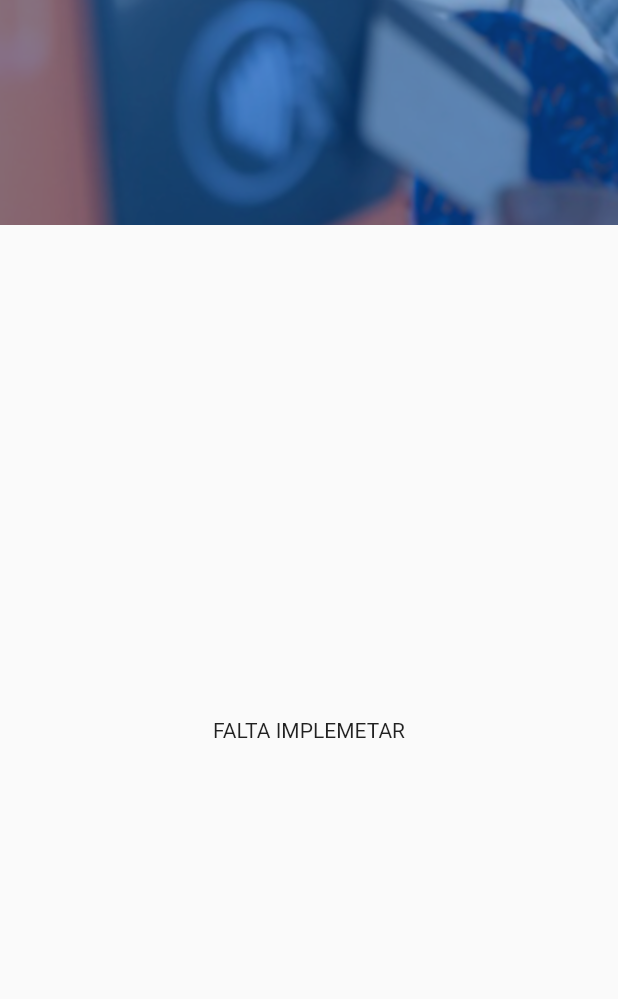
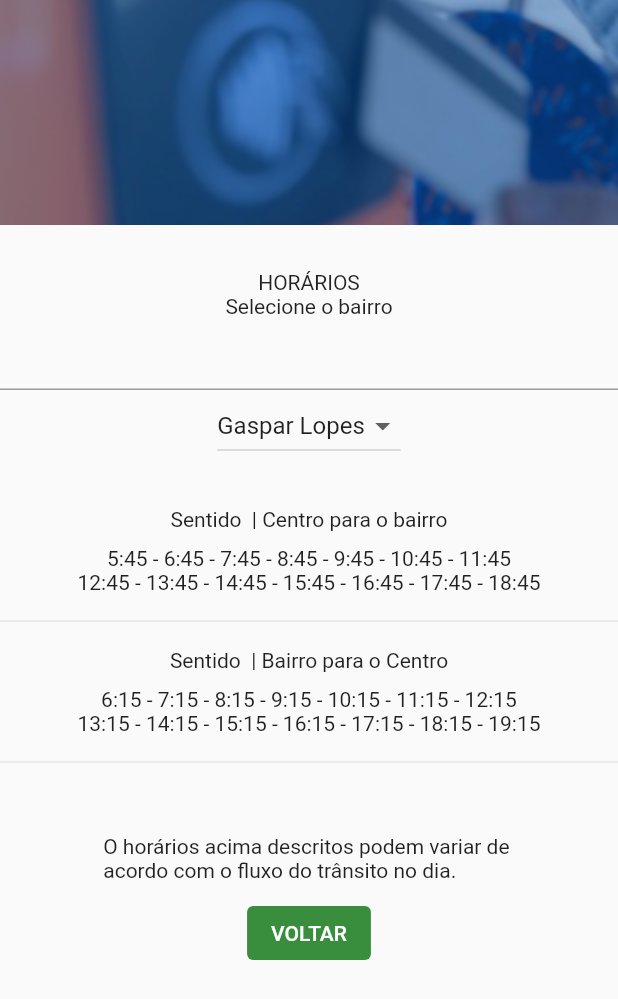
Before and after one commit to davideustaquio/bilhete_eletronico, a Flutter app: the HorarioPage screen opened directly, on a phone screen of 412 x 824 dp. Shown: the top 999 px of the screen. Run offline on Flutter 3.47's test engine with Material 2 defaults, Android fonts, the phone set to English and light mode, and no system bars; our stand-ins replace cloud_firestore, firebase_auth, firebase_core, shared_preferences; accounts and stored records are empty.

Commit message:
Commit Horario
#Cliente/cartão gravado no _bd
#page horario

```diff
--- a/lib/main.dart
+++ b/lib/main.dart
@@ -1,4 +1,4 @@
-import 'package:bilhete_eletronico/providers/cartao_models.dart';
+import 'package:bilhete_eletronico/providers/cliente_model.dart';
 import 'package:bilhete_eletronico/screens/cliente_page.dart';
 import 'package:bilhete_eletronico/screens/home_page.dart';
 import 'package:bilhete_eletronico/screens/horario_page.dart';
@@ -29,7 +29,7 @@ class MyApp extends StatelessWidget {
         StreamProvider(create: (context) => firestoreservice.getClientes()),
       ],
       child: MaterialApp(
-       debugShowCheckedModeBanner: false,
+        debugShowCheckedModeBanner: false,
         title: 'Bilhete Eletrônico Alfenas',
         home: HomePage(),
       ),
--- a/lib/models/cartao.dart
+++ b/lib/models/cartao.dart
@@ -1,4 +1,4 @@
-//import 'package:bilhete_eletronico/models/cliente.dart';
+/* //import 'package:bilhete_eletronico/models/cliente.dart';
 
 class Cartao {
   final String cartaoId;
@@ -16,3 +16,4 @@ class Cartao {
         saldo = firestoredocument['saldo'],
         clienteID = firestoredocument['clienteID'];
 }
+ */
--- a/lib/models/cliente.dart
+++ b/lib/models/cliente.dart
@@ -4,8 +4,8 @@ class Cliente {
   final String nome;
   final String email;
   final int celular;
-  final String senha;
-  final int cartaoID;
+  //final String senha;
+  final int numerocartao;
   final double saldo;
 
   Cliente(
@@ -14,19 +14,19 @@ class Cliente {
       this.nome,
       this.email,
       this.celular,
-      this.senha,
-      this.cartaoID,
+      //this.senha,
+      this.numerocartao,
       this.saldo});
 
   Map<String, dynamic> toMap() {
     return {
-      'clienteCPF': clienteID,
+      'clienteID': clienteID,
       'cpf': cpf,
       'nome': nome,
       'email': email,
       'celular': celular,
-      'senha': senha,
-      'cartaoID': cartaoID,
+      //'senha': senha,
+      'numerocartao': numerocartao,
       'saldo': saldo
     };
   }
@@ -37,7 +37,7 @@ class Cliente {
         nome = firestoredocument['nome'],
         email = firestoredocument['email'],
         celular = firestoredocument['celular'],
-        senha = firestoredocument['senha'],
-        cartaoID = firestoredocument['cartaoID'],
+       // senha = firestoredocument['senha'],
+        numerocartao = firestoredocument['numerocartao'],
         saldo = firestoredocument['saldo'];
 }
--- a/lib/screens/horario_page.dart
+++ b/lib/screens/horario_page.dart
@@ -7,17 +7,90 @@ class HorarioPage extends StatefulWidget {
 }
 
 class _HorarioPageState extends State<HorarioPage> {
+  String nomeBairro = "";
+  var _bairros = ['Gaspar Lopes', 'Jd. Alvorada', 'Itaparica', 'Pinheirinho'];
+  var _itemSelecionado = 'Gaspar Lopes';
+
   @override
   Widget build(BuildContext context) {
     return Scaffold(
       appBar: AppBarUserWidgets(),
-      body: Center(
-        child: Column(mainAxisAlignment: MainAxisAlignment.center, children: [
+      body: criaDropDownButton(),
+    );
+  }
+
+  criaDropDownButton() {
+    return Container(
+      padding: const EdgeInsets.only(top: 30),
+      child: Column(
+        children: <Widget>[
+          Text("HORÁRIOS"),
+          Text("Selecione o bairro"),
+          TextField(
+            onSubmitted: (String userInput) {
+              setState(() {
+                debugPrint('chamei setState');
+                nomeBairro = userInput;
+              });
+            },
+          ),
+          DropdownButton<String>(
+            items: _bairros.map((String dropDownStringItem) {
+              return DropdownMenuItem<String>(
+                value: dropDownStringItem,
+                child: Text(dropDownStringItem),
+              );
+            }).toList(),
+            onChanged: (String novoItemSelecionado) {
+              _dropDownItemSelected(novoItemSelecionado);
+              setState(() {
+                this._itemSelecionado = novoItemSelecionado;
+              });
+            },
+            value: _itemSelecionado,
+          ),
+          if (_itemSelecionado == 'Gaspar Lopes')
+            // {
+            SizedBox(height: 30),
+          Text('Sentido  | Centro para o bairro'),
+          SizedBox(height: 10),
+          Text('5:45 - 6:45 - 7:45 - 8:45 - 9:45 - 10:45 - 11:45'),
+          Text('12:45 - 13:45 - 14:45 - 15:45 - 16:45 - 17:45 - 18:45'),
+          SizedBox(height: 10),
+          Divider(),
+          SizedBox(height: 10),
+          Text('Sentido  | Bairro para o Centro'),
+          SizedBox(height: 10),
+          Text('6:15 - 7:15 - 8:15 - 9:15 - 10:15 - 11:15 - 12:15'),
+          Text('13:15 - 14:15 - 15:15 - 16:15 - 17:15 - 18:15 - 19:15'),
+          SizedBox(height: 10),
+          Divider(),
+          SizedBox(height: 40),
           Text(
-            "FALTA IMPLEMETAR",
-          )
-        ]),
+              'O horários acima descritos podem variar de \nacordo com o fluxo do trânsito no dia.'),
+          // },
+          Container(
+            padding: const EdgeInsets.only(top: 10, bottom: 10),
+            child: ElevatedButton(
+                onPressed: () {
+                  Navigator.pop(context);
+                },
+                style: ElevatedButton.styleFrom(
+                  primary: Colors.green[700],
+                  onPrimary: Colors.white,
+                  //shadowColor: Colors.green,
+                  elevation: 0,
+                ),
+                child: Text('VOLTAR')),
+          ),
+        ],
       ),
     );
   }
+
+  void _dropDownItemSelected(String novoItem) {
+    setState(() {
+      this._itemSelecionado = novoItem;
+    });
+  }
 }
--- a/lib/screens/login_page.dart
+++ b/lib/screens/login_page.dart
@@ -114,8 +114,8 @@ class _LoginPageState extends State<LoginPage> {
                                           });
 
                                           if (user != null) {
-                                            Navigator.of(context)
-                                                .pushReplacement(
+                                            Navigator.pushReplacement(
+                                              context,
                                               MaterialPageRoute(
                                                 builder: (context) =>
                                                     ClientePage(),
--- a/lib/services/firestore_service.dart
+++ b/lib/services/firestore_service.dart
@@ -1,9 +1,12 @@
+import 'package:bilhete_eletronico/models/card.dart';
 import 'package:bilhete_eletronico/models/cliente.dart';
 import 'package:cloud_firestore/cloud_firestore.dart';
 
 class FirestoreService {
   FirebaseFirestore _db = FirebaseFirestore.instance;
-
+  //
+  //________________________________________________________
+  //__________________CLIENTE_______________________________
   //CRUD
   //criar - atualizar
   Future<void> saveCliente(Cliente cliente) {
@@ -26,4 +29,24 @@ class FirestoreService {
   Future<void> removeCliente(String clienteID) {
     return _db.collection('clienteID').doc(clienteID).delete();
   }
+
+  //
+  //________________________________________________________
+  //__________________CARD__________________________________
+  //criar - atualizar
+  /*  Future<void> saveCard(Card card) {
+    return _db.collection('cards').doc(card.cardID).set(card.toMap());
+  }
+
+  //ler-consultar
+  Stream<List<Card>> getCards() {
+    return _db.collection('cards').snapshots().map((snapshot) => snapshot.docs
+        .map((document) => Card.fromFirestore(document.data()))
+        .toList());
+  }
+
+  //remover
+  Future<void> removeCard(String cardID) {
+    return _db.collection('cardID').doc(cardID).delete();
+  } */
 }
```
Also changed, not shown: lib/models/card.dart (added, +26 -0 lines), lib/providers/card_model.dart (added, +69 -0 lines), lib/providers/cliente_model.dart (renamed from lib/providers/cartao_models.dart, +21 -19 lines), lib/screens/register_page.dart (+38 -18 lines), lib/services/autenticacao_service.dart (+5 -7 lines).
